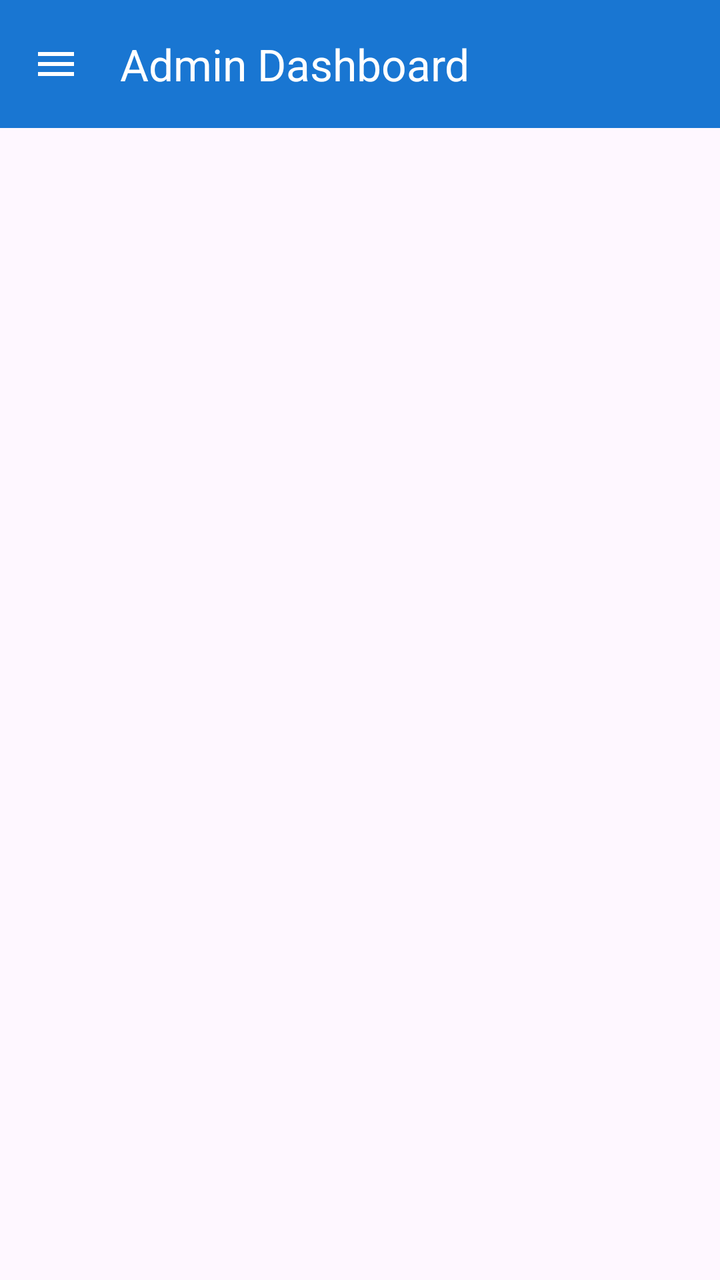
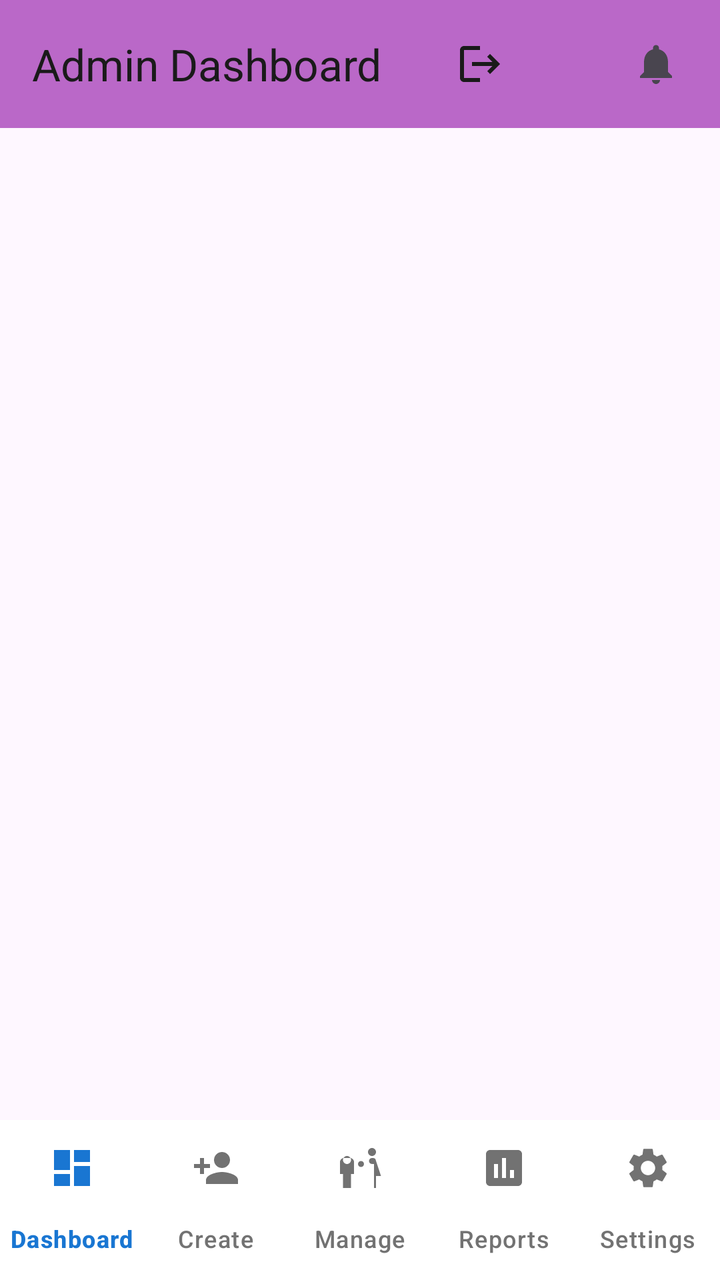

Compare the two renders of this Android layout. The source of the first and the diff that turns it into the second are given below.
<!-- AndroidManifest.xml: activity theme Theme.H_CAS.NoActionBar -->
<!-- res/layout/activity_admin_dashboard.xml -->
<?xml version="1.0" encoding="utf-8"?>
<androidx.drawerlayout.widget.DrawerLayout xmlns:android="http://schemas.android.com/apk/res/android"
    xmlns:app="http://schemas.android.com/apk/res-auto"
    xmlns:tools="http://schemas.android.com/tools"
    android:id="@+id/drawerLayout"
    android:layout_width="match_parent"
    android:layout_height="match_parent"
    android:fitsSystemWindows="true"
    tools:context=".AdminDashboardActivity">

    
    <androidx.constraintlayout.widget.ConstraintLayout
        android:id="@+id/adminMainLayout"
        android:layout_width="match_parent"
        android:layout_height="match_parent">

        
        <com.google.android.material.appbar.MaterialToolbar
            android:id="@+id/toolbar"
            android:layout_width="match_parent"
            android:layout_height="?attr/actionBarSize"
            android:background="@color/primary_blue"
            android:elevation="4dp"
            app:layout_constraintTop_toTopOf="parent"
            app:title="Admin Dashboard"
            app:titleTextColor="@color/white"
            app:navigationIcon="@drawable/ic_menu" />

        
        <FrameLayout
            android:id="@+id/fragmentContainer"
            android:layout_width="match_parent"
            android:layout_height="0dp"
            app:layout_constraintTop_toBottomOf="@id/toolbar"
            app:layout_constraintBottom_toBottomOf="parent"
            app:layout_constraintStart_toStartOf="parent"
            app:layout_constraintEnd_toEndOf="parent" />

    </androidx.constraintlayout.widget.ConstraintLayout>

    
    <com.google.android.material.navigation.NavigationView
        android:id="@+id/navigationView"
        android:layout_width="280dp"
        android:layout_height="match_parent"
        android:layout_gravity="start"
        android:background="@color/white"
        app:headerLayout="@layout/nav_header_admin"
        app:menu="@menu/admin_navigation_menu"
        app:itemIconTint="@color/nav_item_color"
        app:itemTextColor="@color/nav_item_color" />

</androidx.drawerlayout.widget.DrawerLayout>
<!-- res/layout/nav_header_admin.xml (included above) -->
<?xml version="1.0" encoding="utf-8"?>
<LinearLayout xmlns:android="http://schemas.android.com/apk/res/android"
    xmlns:app="http://schemas.android.com/apk/res-auto"
    android:layout_width="match_parent"
    android:layout_height="200dp"
    android:background="@drawable/nav_header_background"
    android:gravity="bottom"
    android:orientation="vertical"
    android:padding="16dp">

    
    <RelativeLayout
        android:layout_width="match_parent"
        android:layout_height="wrap_content"
        android:layout_marginBottom="16dp">

        
        <LinearLayout
            android:id="@+id/profileSection"
            android:layout_width="wrap_content"
            android:layout_height="wrap_content"
            android:orientation="vertical"
            android:gravity="start"
            android:layout_alignParentStart="true">

            
            <ImageView
                android:id="@+id/adminAvatarImageView"
                android:layout_width="68dp"
                android:layout_height="68dp"
                android:layout_marginBottom="12dp"
                android:src="@drawable/ic_admin_avatar"
                android:background="@drawable/admin_avatar_background"
                android:scaleType="centerCrop" />

            
            <TextView
                android:id="@+id/adminNameTextView"
                android:layout_width="wrap_content"
                android:layout_height="wrap_content"
                android:text=""
                android:textColor="@color/white"
                android:textSize="18sp"
                android:textStyle="bold"
                android:letterSpacing="0.02" />

            <TextView
                android:id="@+id/adminRoleTextView"
                android:layout_width="wrap_content"
                android:layout_height="wrap_content"
                android:layout_marginTop="4dp"
                android:text="System Administrator"
                android:textColor="@color/nav_header_subtitle"
                android:textSize="14sp" />

        </LinearLayout>

        
        <ImageView
            android:layout_width="56dp"
            android:layout_height="56dp"
            android:layout_alignParentEnd="true"
            android:layout_alignTop="@id/profileSection"
            android:layout_marginEnd="0dp"
            android:layout_marginTop="0dp"
            android:contentDescription="HCAS Logo"
            android:scaleType="fitCenter"
            android:src="@drawable/ic_hcas_logo" />

    </RelativeLayout>

</LinearLayout>
<!-- resources referenced by this layout -->
<resources>
  <color name="nav_header_subtitle">#B3FFFFFF</color>
  <color name="nav_item_color">#727272</color>
  <color name="primary_blue">#1976D2</color>
  <color name="white">#FFFFFFFF</color>
  <!-- drawable admin_avatar_background (drawable) -->
  <?xml version="1.0" encoding="utf-8"?>
  <shape xmlns:android="http://schemas.android.com/apk/res/android"
      android:shape="oval">
      
      <solid android:color="@color/white" />
      
      <stroke
          android:width="3dp"
          android:color="@color/primary_blue" />
          
  </shape>
  <!-- drawable ic_admin_avatar (drawable) -->
  <vector xmlns:android="http://schemas.android.com/apk/res/android"
      android:width="24dp"
      android:height="24dp"
      android:viewportWidth="24"
      android:viewportHeight="24"
      android:tint="@color/primary_blue">
    <path
        android:fillColor="@android:color/white"
        android:pathData="M12,12c2.21,0 4,-1.79 4,-4s-1.79,-4 -4,-4 -4,1.79 -4,4 1.79,4 4,4zM12,14c-2.67,0 -8,1.34 -8,4v2h16v-2c0,-2.66 -5.33,-4 -8,-4z"/>
  </vector>
  <!-- drawable ic_hcas_logo (drawable) -->
  <?xml version="1.0" encoding="utf-8"?>
  <vector xmlns:android="http://schemas.android.com/apk/res/android"
      android:width="120dp"
      android:height="120dp"
      android:viewportWidth="120"
      android:viewportHeight="120">
      
      
      <path
          android:fillColor="#1976D2"
          android:pathData="M60,10 C83.196,10 102,28.804 102,52 C102,75.196 83.196,94 60,94 C36.804,94 18,75.196 18,52 C18,28.804 36.804,10 60,10 Z" />
      
      
      <path
          android:fillColor="#FFFFFF"
          android:pathData="M50,45 L50,55 L40,55 L40,60 L50,60 L50,70 L55,70 L55,60 L65,60 L65,55 L55,55 L55,45 L50,45 Z" />
      
      
      <path
          android:fillColor="#FFFFFF"
          android:fillAlpha="0.9"
          android:pathData="M60,65 C58,63 55,60 52,60 C48,60 45,63 45,67 C45,71 50,77 60,85 C70,77 75,71 75,67 C75,63 72,60 68,60 C65,60 62,63 60,65 Z" />
      
  </vector>
  <!-- drawable ic_menu (drawable) -->
  <vector xmlns:android="http://schemas.android.com/apk/res/android"
      android:width="24dp"
      android:height="24dp"
      android:viewportWidth="24"
      android:viewportHeight="24"
      android:tint="@color/white">
    <path
        android:fillColor="@android:color/white"
        android:pathData="M3,18h18v-2L3,16v2zM3,13h18v-2L3,11v2zM3,6v2h18L21,6L3,6z"/>
  </vector>
  <!-- drawable nav_header_background (drawable) -->
  <?xml version="1.0" encoding="utf-8"?>
  <shape xmlns:android="http://schemas.android.com/apk/res/android"
      android:shape="rectangle">
      
      <gradient
          android:startColor="@color/primary_blue"
          android:endColor="@color/primary_blue_dark"
          android:angle="135" />
          
  </shape>
  <style name="Theme.H_CAS.NoActionBar" parent="Theme.Material3.DayNight.NoActionBar">
          <item name="colorPrimary">@color/primary_blue</item>
          <item name="colorPrimaryDark">@color/primary_blue_dark</item>
          <item name="colorAccent">@color/accent_blue</item>
          <item name="android:statusBarColor">@color/white</item>
          <item name="android:windowLightStatusBar">true</item>
      </style>
  <color name="primary_blue_dark">#1565C0</color>
  <color name="accent_blue">#2196F3</color>
</resources>

<!-- the commit's change to res/layout/activity_admin_dashboard.xml (unified diff, before → after) -->
@@ -1,126 +1,101 @@
 <?xml version="1.0" encoding="utf-8"?>
-<androidx.drawerlayout.widget.DrawerLayout xmlns:android="http://schemas.android.com/apk/res/android"
+<androidx.constraintlayout.widget.ConstraintLayout xmlns:android="http://schemas.android.com/apk/res/android"
     xmlns:app="http://schemas.android.com/apk/res-auto"
     xmlns:tools="http://schemas.android.com/tools"
-    android:id="@+id/drawerLayout"
+    android:id="@+id/adminMainLayout"
     android:layout_width="match_parent"
     android:layout_height="match_parent"
     android:fitsSystemWindows="true"
     tools:context=".AdminDashboardActivity">
 
     
-    <androidx.constraintlayout.widget.ConstraintLayout
-        android:id="@+id/adminMainLayout"
+    <com.google.android.material.appbar.MaterialToolbar
+        android:id="@+id/toolbar"
         android:layout_width="match_parent"
-        android:layout_height="match_parent">
-
+        android:layout_height="?attr/actionBarSize"
+        android:background="@color/admin_deep_purple"
+        android:elevation="4dp"
+        app:layout_constraintTop_toTopOf="parent"
+        app:title="Admin Dashboard"
+        app:titleTextColor="#1A1A1A">
         
-        <com.google.android.material.appbar.MaterialToolbar
-            android:id="@+id/toolbar"
-            android:layout_width="match_parent"
-            android:layout_height="?attr/actionBarSize"
-            android:background="@color/primary_blue"
-            android:elevation="4dp"
-            app:layout_constraintTop_toTopOf="parent"
-            app:title="Admin Dashboard"
-            app:titleTextColor="@color/white"
-            app:navigationIcon="@drawable/ic_menu" />
-
         
         <FrameLayout
-            android:id="@+id/fragmentContainer"
-            android:layout_width="match_parent"
-            android:layout_height="0dp"
-            app:layout_constraintTop_toBottomOf="@id/toolbar"
-            app:layout_constraintBottom_toBottomOf="parent"
-            app:layout_constraintStart_toStartOf="parent"
-            app:layout_constraintEnd_toEndOf="parent" />
-
-    </androidx.constraintlayout.widget.ConstraintLayout>
+            android:layout_width="wrap_content"
+            android:layout_height="wrap_content"
+            android:layout_gravity="end"
+            android:layout_marginEnd="16dp">
+            
+            <ImageView
+                android:id="@+id/notificationButton"
+                android:layout_width="32dp"
+                android:layout_height="32dp"
+                android:background="?attr/selectableItemBackgroundBorderless"
+                android:clickable="true"
+                android:focusable="true"
+                android:padding="4dp"
+                android:src="@drawable/ic_notification"
+                android:contentDescription="Notifications"
+                android:scaleType="fitCenter" />
+            
+            
+            <TextView
+                android:id="@+id/notificationBadge"
+                android:layout_width="18dp"
+                android:layout_height="18dp"
+                android:layout_gravity="top|end"
+                android:layout_marginTop="2dp"
+                android:layout_marginEnd="2dp"
+                android:background="@drawable/badge_background"
+                android:gravity="center"
+                android:text="0"
+                android:textColor="@android:color/white"
+                android:textSize="10sp"
+                android:textStyle="bold"
+                android:visibility="gone" />
+        </FrameLayout>
+        
+        
+        <ImageView
+            android:id="@+id/logoutButton"
+            android:layout_width="32dp"
+            android:layout_height="32dp"
+            android:layout_gravity="end"
+            android:layout_marginEnd="56dp"
+            android:background="?attr/selectableItemBackgroundBorderless"
+            android:clickable="true"
+            android:focusable="true"
+            android:padding="4dp"
+            android:src="@drawable/ic_logout"
+            android:contentDescription="Logout"
+            android:scaleType="fitCenter"
+            android:tint="#1A1A1A" />
+        
+    </com.google.android.material.appbar.MaterialToolbar>
 
     
-    <com.google.android.material.navigation.NavigationView
-        android:id="@+id/navigationView"
-        android:layout_width="280dp"
-        android:layout_height="match_parent"
-        android:layout_gravity="start"
-        android:background="@color/white"
-        app:headerLayout="@layout/nav_header_admin"
-        app:menu="@menu/admin_navigation_menu"
-        app:itemIconTint="@color/nav_item_color"
-        app:itemTextColor="@color/nav_item_color" />
-
-</androidx.drawerlayout.widget.DrawerLayout>
-<!-- res/layout/nav_header_admin.xml (included above) -->
-<?xml version="1.0" encoding="utf-8"?>
-<LinearLayout xmlns:android="http://schemas.android.com/apk/res/android"
-    xmlns:app="http://schemas.android.com/apk/res-auto"
-    android:layout_width="match_parent"
-    android:layout_height="200dp"
-    android:background="@drawable/nav_header_background"
-    android:gravity="bottom"
-    android:orientation="vertical"
-    android:padding="16dp">
+    <FrameLayout
+        android:id="@+id/fragmentContainer"
+        android:layout_width="match_parent"
+        android:layout_height="0dp"
+        app:layout_constraintTop_toBottomOf="@id/toolbar"
+        app:layout_constraintBottom_toTopOf="@id/bottomNavigationView"
+        app:layout_constraintStart_toStartOf="parent"
+        app:layout_constraintEnd_toEndOf="parent" />
 
     
-    <RelativeLayout
+    <com.google.android.material.bottomnavigation.BottomNavigationView
+        android:id="@+id/bottomNavigationView"
         android:layout_width="match_parent"
         android:layout_height="wrap_content"
-        android:layout_marginBottom="16dp">
+        android:background="@color/white"
+        android:elevation="8dp"
+        app:itemIconTint="@color/bottom_nav_item_color"
+        app:itemTextColor="@color/bottom_nav_item_color"
+        app:labelVisibilityMode="labeled"
+        app:menu="@menu/bottom_nav_admin"
+        app:layout_constraintBottom_toBottomOf="parent"
+        app:layout_constraintStart_toStartOf="parent"
+        app:layout_constraintEnd_toEndOf="parent" />
 
-        
-        <LinearLayout
-            android:id="@+id/profileSection"
-            android:layout_width="wrap_content"
-            android:layout_height="wrap_content"
-            android:orientation="vertical"
-            android:gravity="start"
-            android:layout_alignParentStart="true">
-
-            
-            <ImageView
-                android:id="@+id/adminAvatarImageView"
-                android:layout_width="68dp"
-                android:layout_height="68dp"
-                android:layout_marginBottom="12dp"
-                android:src="@drawable/ic_admin_avatar"
-                android:background="@drawable/admin_avatar_background"
-                android:scaleType="centerCrop" />
-
-            
-            <TextView
-                android:id="@+id/adminNameTextView"
-                android:layout_width="wrap_content"
-                android:layout_height="wrap_content"
-                android:text=""
-                android:textColor="@color/white"
-                android:textSize="18sp"
-                android:textStyle="bold"
-                android:letterSpacing="0.02" />
-
-            <TextView
-                android:id="@+id/adminRoleTextView"
-                android:layout_width="wrap_content"
-                android:layout_height="wrap_content"
-                android:layout_marginTop="4dp"
-                android:text="System Administrator"
-                android:textColor="@color/nav_header_subtitle"
-                android:textSize="14sp" />
-
-        </LinearLayout>
-
-        
-        <ImageView
-            android:layout_width="56dp"
-            android:layout_height="56dp"
-            android:layout_alignParentEnd="true"
-            android:layout_alignTop="@id/profileSection"
-            android:layout_marginEnd="0dp"
-            android:layout_marginTop="0dp"
-            android:contentDescription="HCAS Logo"
-            android:scaleType="fitCenter"
-            android:src="@drawable/ic_hcas_logo" />
-
-    </RelativeLayout>
-
-</LinearLayout>
+</androidx.constraintlayout.widget.ConstraintLayout>
<!-- resource entries referenced after the edit -->
@@ -1,79 +1,40 @@
 <!-- resources referenced by this layout -->
 <resources>
-  <color name="nav_header_subtitle">#B3FFFFFF</color>
+  <color name="admin_deep_purple">#BA68C8</color>
   <color name="nav_item_color">#727272</color>
   <color name="primary_blue">#1976D2</color>
   <color name="white">#FFFFFFFF</color>
-  <!-- drawable admin_avatar_background (drawable) -->
+  <!-- drawable badge_background (drawable) -->
   <?xml version="1.0" encoding="utf-8"?>
   <shape xmlns:android="http://schemas.android.com/apk/res/android"
       android:shape="oval">
-      
-      <solid android:color="@color/white" />
-      
-      <stroke
-          android:width="3dp"
-          android:color="@color/primary_blue" />
-          
+      <solid android:color="#FF0000" />
+      <size
+          android:width="18dp"
+          android:height="18dp" />
   </shape>
-  <!-- drawable ic_admin_avatar (drawable) -->
+  <!-- drawable ic_logout (drawable) -->
   <vector xmlns:android="http://schemas.android.com/apk/res/android"
       android:width="24dp"
       android:height="24dp"
       android:viewportWidth="24"
       android:viewportHeight="24"
-      android:tint="@color/primary_blue">
+      android:tint="@color/nav_item_color">
     <path
         android:fillColor="@android:color/white"
-        android:pathData="M12,12c2.21,0 4,-1.79 4,-4s-1.79,-4 -4,-4 -4,1.79 -4,4 1.79,4 4,4zM12,14c-2.67,0 -8,1.34 -8,4v2h16v-2c0,-2.66 -5.33,-4 -8,-4z"/>
+        android:pathData="M17,7l-1.41,1.41L18.17,11H8v2h10.17l-2.58,2.58L17,17l5,-5zM4,5h8V3H4C2.9,3 2,3.9 2,5v14c0,1.1 0.9,2 2,2h8v-2H4V5z"/>
   </vector>
-  <!-- drawable ic_hcas_logo (drawable) -->
-  <?xml version="1.0" encoding="utf-8"?>
-  <vector xmlns:android="http://schemas.android.com/apk/res/android"
-      android:width="120dp"
-      android:height="120dp"
-      android:viewportWidth="120"
-      android:viewportHeight="120">
-      
-      
-      <path
-          android:fillColor="#1976D2"
-          android:pathData="M60,10 C83.196,10 102,28.804 102,52 C102,75.196 83.196,94 60,94 C36.804,94 18,75.196 18,52 C18,28.804 36.804,10 60,10 Z" />
-      
-      
-      <path
-          android:fillColor="#FFFFFF"
-          android:pathData="M50,45 L50,55 L40,55 L40,60 L50,60 L50,70 L55,70 L55,60 L65,60 L65,55 L55,55 L55,45 L50,45 Z" />
-      
-      
-      <path
-          android:fillColor="#FFFFFF"
-          android:fillAlpha="0.9"
-          android:pathData="M60,65 C58,63 55,60 52,60 C48,60 45,63 45,67 C45,71 50,77 60,85 C70,77 75,71 75,67 C75,63 72,60 68,60 C65,60 62,63 60,65 Z" />
-      
-  </vector>
-  <!-- drawable ic_menu (drawable) -->
+  <!-- drawable ic_notification (drawable) -->
   <vector xmlns:android="http://schemas.android.com/apk/res/android"
       android:width="24dp"
       android:height="24dp"
       android:viewportWidth="24"
       android:viewportHeight="24"
-      android:tint="@color/white">
-    <path
-        android:fillColor="@android:color/white"
-        android:pathData="M3,18h18v-2L3,16v2zM3,13h18v-2L3,11v2zM3,6v2h18L21,6L3,6z"/>
+      android:tint="?attr/colorControlNormal">
+      <path
+          android:fillColor="@android:color/white"
+          android:pathData="M12,22c1.1,0 2,-0.9 2,-2h-4c0,1.1 0.89,2 2,2zM18,16v-5c0,-3.07 -1.64,-5.64 -4.5,-6.32V4c0,-0.83 -0.67,-1.5 -1.5,-1.5s-1.5,0.67 -1.5,1.5v0.68C7.63,5.36 6,7.92 6,11v5l-2,2v1h16v-1l-2,-2z"/>
   </vector>
-  <!-- drawable nav_header_background (drawable) -->
-  <?xml version="1.0" encoding="utf-8"?>
-  <shape xmlns:android="http://schemas.android.com/apk/res/android"
-      android:shape="rectangle">
-      
-      <gradient
-          android:startColor="@color/primary_blue"
-          android:endColor="@color/primary_blue_dark"
-          android:angle="135" />
-          
-  </shape>
   <style name="Theme.H_CAS.NoActionBar" parent="Theme.Material3.DayNight.NoActionBar">
           <item name="colorPrimary">@color/primary_blue</item>
           <item name="colorPrimaryDark">@color/primary_blue_dark</item>
